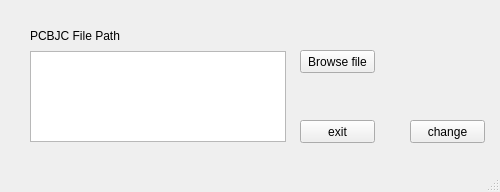
This is DF-IV-resolution-changer/UI_main.ui in JAMES-FRAMEWORK/NanoDimensionPrinters as Qt 5 draws it before an edit. The edited form follows.
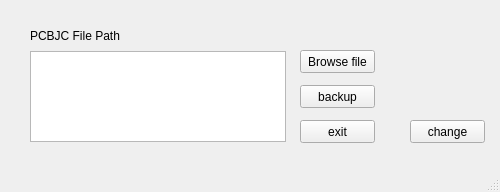
This is the edited form. Icons and pictures are not drawn.

The edit to the form file:
```diff
--- a/DF-IV-resolution-changer/UI_main.ui
+++ b/DF-IV-resolution-changer/UI_main.ui
@@ -95,6 +95,22 @@
      <bool>true</bool>
     </property>
    </widget>
+   <widget class="QPushButton" name="backup">
+    <property name="geometry">
+     <rect>
+      <x>300</x>
+      <y>85</y>
+      <width>75</width>
+      <height>23</height>
+     </rect>
+    </property>
+    <property name="whatsThis">
+     <string extracomment="backup calibration file"/>
+    </property>
+    <property name="text">
+     <string>backup</string>
+    </property>
+   </widget>
   </widget>
   <widget class="QMenuBar" name="menubar">
    <property name="geometry">
```
